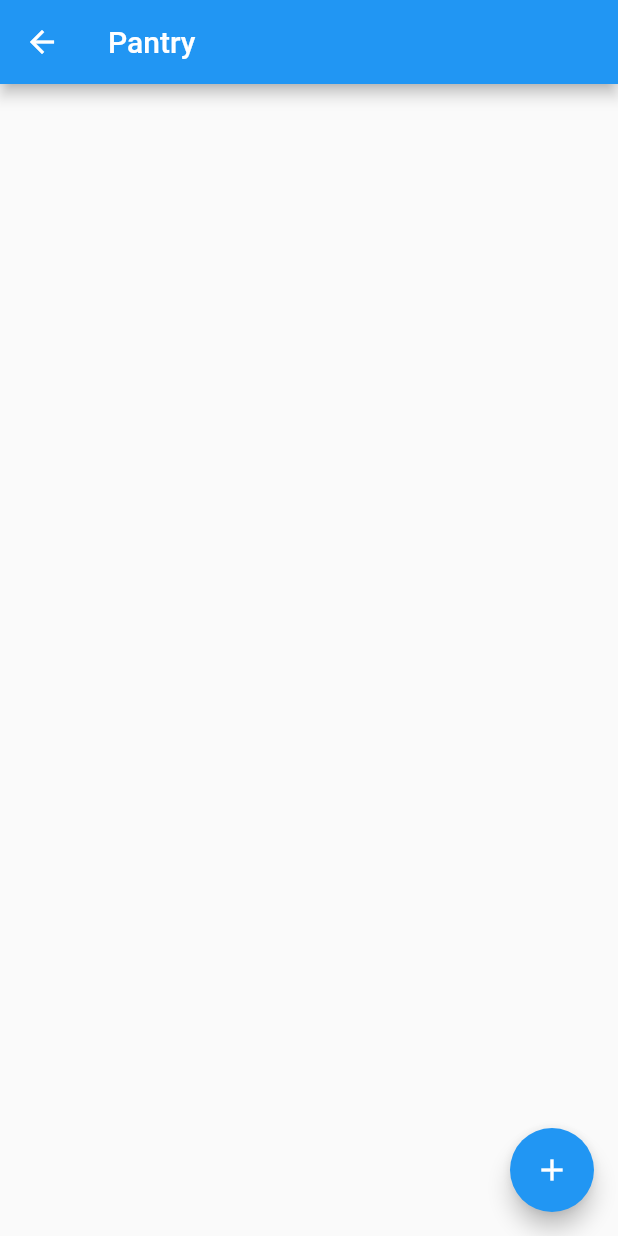
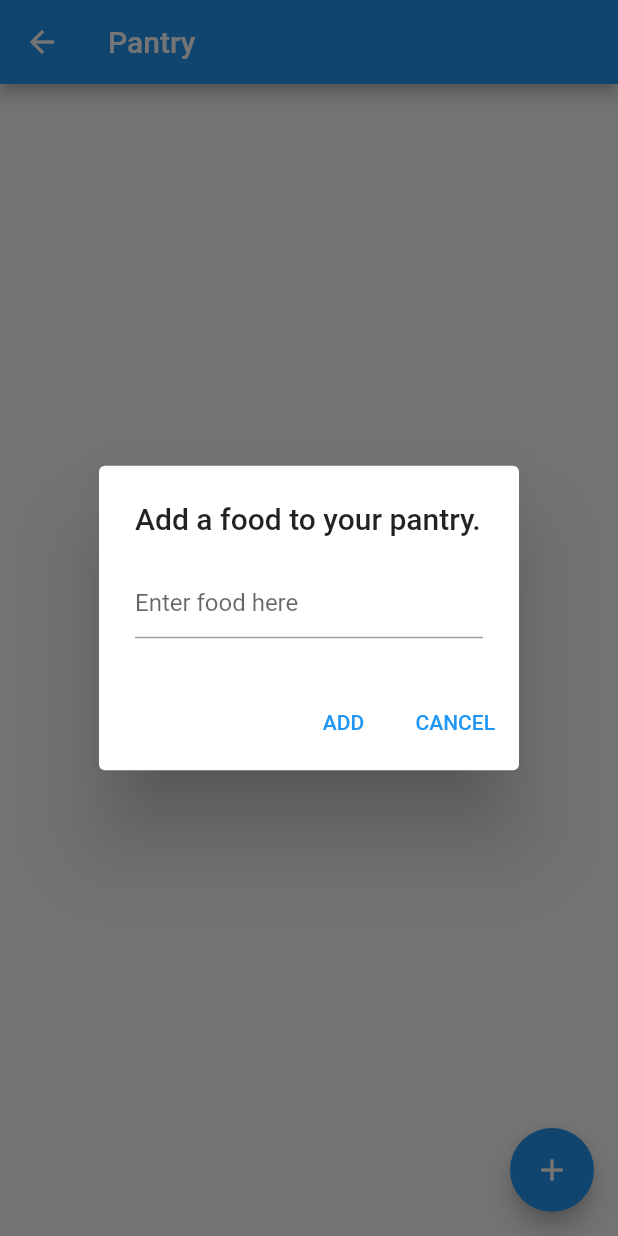
Before and after one commit to MassConfusion/foody, a Flutter app: the Pantry screen opened by its route, after a tap on the "add" icon, on a phone screen of 412 x 824 dp. Run offline on Flutter 3.47's test engine with Material 2 defaults, Android fonts, the phone set to English and light mode, and no system bars.

Commit message:
Exnted Pantry with Add food logic

```diff
--- a/lib/constant.dart
+++ b/lib/constant.dart
@@ -26,3 +26,10 @@ const String homeRestorationId = 'home_list_view';
 const String pantryRestorationId = 'pantry_list_view';
 const String recipesRestorationId = 'recipes_list_view';
 const String shoppingListsRestorationId = 'shopping_lists_list_view';
+
+// Pantry
+const String dialogTitle = 'Add a food to your pantry.';
+const String dialogHint = 'Enter food here';
+const String dialogActionAdd = 'ADD';
+const String dialogActionCancel = 'CANCEL';
+const String floatingButtonTooltip = 'Add Food';
--- a/lib/pantry.dart
+++ b/lib/pantry.dart
@@ -9,17 +9,72 @@ class Pantry extends StatefulWidget {
 }
 
 class PantryState extends State<Pantry> {
+  // TODO: create food db entity
+  final foodList = <String>[];
+  final TextEditingController textFieldController = TextEditingController();
+
   @override
   Widget build(BuildContext context) {
     return Scaffold(
       appBar: AppBar(title: const Text(pantryTitle)),
       body: ListView(
         restorationId: pantryRestorationId,
+        children: getFoodItems(),
       ),
       floatingActionButton: FloatingActionButton(
         child: const Icon(Icons.add),
-        onPressed: () => {},
+        onPressed: () => displayDialog(context),
+        tooltip: floatingButtonTooltip,
       ),
     );
   }
+
+  void addFoodItem(String food) {
+    setState(() {
+      foodList.add(food);
+    });
+    textFieldController.clear();
+  }
+
+  Widget buildFoodItem(String food) {
+    return ListTile(title: Text(food));
+  }
+
+  List<Widget> getFoodItems() {
+    final foodWidgets = <Widget>[];
+    for (String food in foodList) {
+      foodWidgets.add(buildFoodItem(food));
+    }
+    return foodWidgets;
+  }
+
+  Future<AlertDialog?> displayDialog(BuildContext context) async {
+    return showDialog<AlertDialog>(
+        context: context,
+        builder: (BuildContext context) {
+          return AlertDialog(
+            title: const Text(dialogTitle),
+            content: TextField(
+              controller: textFieldController,
+              decoration: const InputDecoration(hintText: dialogHint),
+            ),
+            actions: [
+              TextButton(
+                onPressed: () {
+                  Navigator.of(context).pop();
+                  addFoodItem(textFieldController.text);
+                },
+                child: const Text(dialogActionAdd),
+                autofocus: true,
+              ),
+              TextButton(
+                onPressed: () {
+                  Navigator.of(context).pop();
+                },
+                child: const Text(dialogActionCancel),
+              ),
+            ],
+          );
+        });
+  }
 }
```
